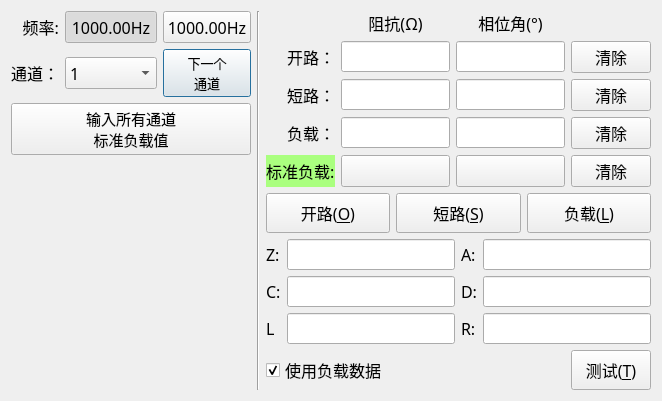
Before: the Qt Designer form MulitChannalBox/clsCalibration.ui in caicaiking/WKEFactoryView2014, drawn with Qt 5.
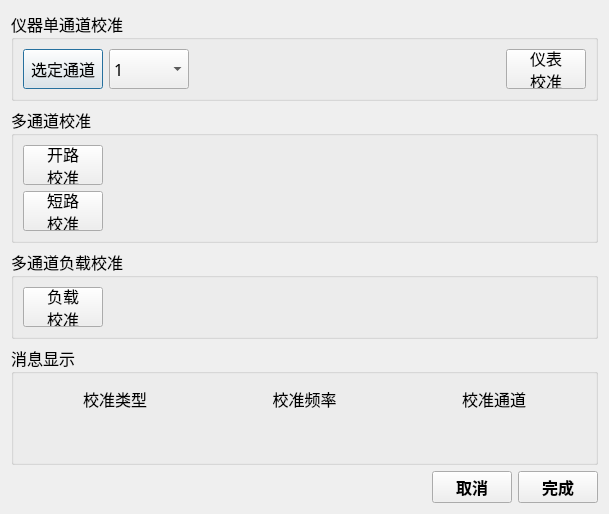
After: the same form once the commit is applied. Icons and pictures are not drawn. Custom widgets are drawn as their Qt base class.

Commit message: 更改了仪表模式的3260校准和 增加了软件触发一个停止测试按钮

What changed in the file:
```diff
--- a/MulitChannalBox/clsCalibration.ui
+++ b/MulitChannalBox/clsCalibration.ui
@@ -6,8 +6,8 @@
    <rect>
     <x>0</x>
     <y>0</y>
-    <width>662</width>
-    <height>372</height>
+    <width>609</width>
+    <height>462</height>
    </rect>
   </property>
   <property name="windowTitle">
@@ -19,6 +19,550 @@
  background-color: rgb(144, 148, 248);
 }</string>
   </property>
+  <layout class="QVBoxLayout" name="verticalLayout_3">
+   <property name="spacing">
+    <number>2</number>
+   </property>
+   <property name="leftMargin">
+    <number>2</number>
+   </property>
+   <property name="topMargin">
+    <number>2</number>
+   </property>
+   <property name="rightMargin">
+    <number>2</number>
+   </property>
+   <property name="bottomMargin">
+    <number>2</number>
+   </property>
+   <item>
+    <widget class="QStackedWidget" name="stkCalibration">
+     <property name="currentIndex">
+      <number>0</number>
+     </property>
+     <widget class="QWidget" name="page">
+      <layout class="QVBoxLayout" name="verticalLayout_5" stretch="10,10,10,10,0">
+       <item>
+        <widget class="QGroupBox" name="groupBox_5">
+         <property name="font">
+          <font>
+           <family>楷体</family>
+           <pointsize>12</pointsize>
+          </font>
+         </property>
+         <property name="title">
+          <string>仪器单通道校准</string>
+         </property>
+         <layout class="QHBoxLayout" name="horizontalLayout_7">
+          <item>
+           <widget class="QPushButton" name="btnNextChannel_2">
+            <property name="minimumSize">
+             <size>
+              <width>0</width>
+              <height>40</height>
+             </size>
+            </property>
+            <property name="font">
+             <font>
+              <family>楷体</family>
+              <pointsize>12</pointsize>
+              <weight>50</weight>
+              <bold>false</bold>
+             </font>
+            </property>
+            <property name="text">
+             <string>选定通道</string>
+            </property>
+           </widget>
+          </item>
+          <item>
+           <widget class="QComboBox" name="cmbChannel_2">
+            <property name="minimumSize">
+             <size>
+              <width>40</width>
+              <height>40</height>
+             </size>
+            </property>
+            <property name="maximumSize">
+             <size>
+              <width>16777215</width>
+              <height>40</height>
+             </size>
+            </property>
+            <property name="font">
+             <font>
+              <family>楷体</family>
+              <pointsize>12</pointsize>
+             </font>
+            </property>
+            <item>
+             <property name="text">
+              <string>1</string>
+             </property>
+            </item>
+            <item>
+             <property name="text">
+              <string>2</string>
+             </property>
+            </item>
+            <item>
+             <property name="text">
+              <string>3</string>
+             </property>
+            </item>
+            <item>
+             <property name="text">
+              <string>4</string>
+             </property>
+            </item>
+            <item>
+             <property name="text">
+              <string>5</string>
+             </property>
+            </item>
+            <item>
+             <property name="text">
+              <string>新建项目</string>
+             </property>
+            </item>
+            <item>
+             <property name="text">
+              <string>新建项目</string>
+             </property>
+            </item>
+           </widget>
+          </item>
+          <item>
+           <spacer name="horizontalSpacer_3">
+            <property name="orientation">
+             <enum>Qt::Horizontal</enum>
+            </property>
+            <property name="sizeHint" stdset="0">
+             <size>
+              <width>323</width>
+              <height>20</height>
+             </size>
+            </property>
+           </spacer>
+          </item>
+          <item>
+           <widget class="QPushButton" name="btnInstumentCal">
+            <property name="minimumSize">
+             <size>
+              <width>0</width>
+              <height>40</height>
+             </size>
+            </property>
+            <property name="font">
+             <font>
+              <family>楷体</family>
+              <pointsize>12</pointsize>
+              <weight>50</weight>
+              <bold>false</bold>
+             </font>
+            </property>
+            <property name="text">
+             <string>仪表
+校准</string>
+            </property>
+           </widget>
+          </item>
+         </layout>
+        </widget>
+       </item>
+       <item>
+        <widget class="QGroupBox" name="groupBox">
+         <property name="font">
+          <font>
+           <family>楷体</family>
+           <pointsize>12</pointsize>
+          </font>
+         </property>
+         <property name="title">
+          <string>多通道校准</string>
+         </property>
+         <layout class="QHBoxLayout" name="horizontalLayout_4">
+          <item>
+           <layout class="QFormLayout" name="formLayout">
+            <item row="0" column="0">
+             <widget class="QPushButton" name="btnOpenTrim">
+              <property name="minimumSize">
+               <size>
+                <width>0</width>
+                <height>40</height>
+               </size>
+              </property>
+              <property name="font">
+               <font>
+                <family>楷体</family>
+                <pointsize>12</pointsize>
+                <weight>50</weight>
+                <bold>false</bold>
+               </font>
+              </property>
+              <property name="text">
+               <string>开路
+校准</string>
+              </property>
+             </widget>
+            </item>
+            <item row="0" column="1">
+             <widget class="QLabel" name="lblOpenTrim">
+              <property name="minimumSize">
+               <size>
+                <width>0</width>
+                <height>32</height>
+               </size>
+              </property>
+              <property name="font">
+               <font>
+                <family>楷体</family>
+                <pointsize>12</pointsize>
+                <weight>50</weight>
+                <bold>false</bold>
+               </font>
+              </property>
+              <property name="text">
+               <string/>
+              </property>
+             </widget>
+            </item>
+            <item row="1" column="0">
+             <widget class="QPushButton" name="btnShortTrim">
+              <property name="minimumSize">
+               <size>
+                <width>0</width>
+                <height>40</height>
+               </size>
+              </property>
+              <property name="font">
+               <font>
+                <family>楷体</family>
+                <pointsize>12</pointsize>
+                <weight>50</weight>
+                <bold>false</bold>
+               </font>
+              </property>
+              <property name="text">
+               <string>短路
+校准</string>
+              </property>
+             </widget>
+            </item>
+            <item row="1" column="1">
+             <widget class="QLabel" name="lblShortTrim">
+              <property name="minimumSize">
+               <size>
+                <width>0</width>
+                <height>32</height>
+               </size>
+              </property>
+              <property name="font">
+               <font>
+                <family>楷体</family>
+                <pointsize>12</pointsize>
+                <weight>50</weight>
+                <bold>false</bold>
+               </font>
+              </property>
+              <property name="text">
+               <string/>
+              </property>
+             </widget>
+            </item>
+           </layout>
+          </item>
+         </layout>
+        </widget>
+       </item>
+       <item>
+        <widget class="QGroupBox" name="groupBox_3">
+         <property name="font">
+          <font>
+           <family>楷体</family>
+           <pointsize>12</pointsize>
+          </font>
+         </property>
+         <property name="title">
+          <string>多通道负载校准</string>
+         </property>
+         <layout class="QHBoxLayout" name="horizontalLayout_6" stretch="0,10">
+          <item>
+           <widget class="QPushButton" name="btnLoadTrim">
+            <property name="minimumSize">
+             <size>
+              <width>0</width>
+              <height>40</height>
+             </size>
+            </property>
+            <property name="font">
+             <font>
+              <family>楷体</family>
+              <pointsize>12</pointsize>
+              <weight>50</weight>
+              <bold>false</bold>
+             </font>
+            </property>
+            <property name="text">
+             <string>负载
+校准</string>
+            </property>
+           </widget>
+          </item>
+          <item>
+           <widget class="QLabel" name="lblHFTrim">
+            <property name="minimumSize">
+             <size>
+              <width>0</width>
+              <height>32</height>
+             </size>
+            </property>
+            <property name="font">
+             <font>
+              <family>楷体</family>
+              <pointsize>12</pointsize>
+              <weight>50</weight>
+              <bold>false</bold>
+             </font>
+            </property>
+            <property name="text">
+             <string/>
+            </property>
+           </widget>
+          </item>
+         </layout>
+        </widget>
+       </item>
+       <item>
+        <widget class="QGroupBox" name="groupBox_4">
+         <property name="font">
+          <font>
+           <family>楷体</family>
+           <pointsize>12</pointsize>
+          </font>
+         </property>
+         <property name="title">
+          <string>消息显示</string>
+         </property>
+         <layout class="QGridLayout" name="gridLayout_4">
+          <item row="0" column="0">
+           <widget class="QLabel" name="lblHFTrim_3">
+            <property name="minimumSize">
+             <size>
+              <width>0</width>
+              <height>32</height>
+             </size>
+            </property>
+            <property name="font">
+             <font>
+              <family>楷体</family>
+              <pointsize>12</pointsize>
+              <weight>50</weight>
+              <bold>false</bold>
+             </font>
+            </property>
+            <property name="text">
+             <string>校准类型</string>
+            </property>
+            <property name="alignment">
+             <set>Qt::AlignCenter</set>
+            </property>
+           </widget>
+          </item>
+          <item row="0" column="1">
+           <widget class="QLabel" name="lblHFTrim_4">
+            <property name="minimumSize">
+             <size>
+              <width>0</width>
+              <height>32</height>
+             </size>
+            </property>
+            <property name="font">
+             <font>
+              <family>楷体</family>
+              <pointsize>12</pointsize>
+              <weight>50</weight>
+              <bold>false</bold>
+             </font>
+            </property>
+            <property name="text">
+             <string>校准频率</string>
+            </property>
+            <property name="alignment">
+             <set>Qt::AlignCenter</set>
+            </property>
+           </widget>
+          </item>
+          <item row="0" column="2">
+           <widget class="QLabel" name="lblHFTrim_5">
+            <property name="minimumSize">
+             <size>
+              <width>0</width>
+              <height>32</height>
+             </size>
+            </property>
+            <property name="font">
+             <font>
+              <family>楷体</family>
+              <pointsize>12</pointsize>
+              <weight>50</weight>
+              <bold>false</bold>
+             </font>
+            </property>
+            <property name="text">
+             <string>校准通道</string>
+            </property>
+            <property name="alignment">
+             <set>Qt::AlignCenter</set>
+            </property>
+           </widget>
+          </item>
+          <item row="1" column="0">
+           <widget class="QLabel" name="lblCalbrationType">
+            <property name="minimumSize">
+             <size>
+              <width>0</width>
+              <height>32</height>
+             </size>
+            </property>
+            <property name="font">
+             <font>
+              <family>楷体</family>
+              <pointsize>12</pointsize>
+              <weight>50</weight>
+              <bold>false</bold>
+             </font>
+            </property>
+            <property name="text">
+             <string/>
+            </property>
+            <property name="alignment">
+             <set>Qt::AlignCenter</set>
+            </property>
+           </widget>
+          </item>
+          <item row="1" column="1">
+           <widget class="QLabel" name="lblCalFrequency">
+            <property name="minimumSize">
+             <size>
+              <width>0</width>
+              <height>32</height>
+             </size>
+            </property>
+            <property name="font">
+             <font>
+              <family>楷体</family>
+              <pointsize>12</pointsize>
+              <weight>50</weight>
+              <bold>false</bold>
+             </font>
+            </property>
+            <property name="text">
+             <string/>
+            </property>
+            <property name="alignment">
+             <set>Qt::AlignCenter</set>
+            </property>
+           </widget>
+          </item>
+          <item row="1" column="2">
+           <widget class="QLabel" name="lblCalChannel">
+            <property name="minimumSize">
+             <size>
+              <width>0</width>
+              <height>32</height>
+             </size>
+            </property>
+            <property name="font">
+             <font>
+              <family>楷体</family>
+              <pointsize>12</pointsize>
+              <weight>50</weight>
+              <bold>false</bold>
+             </font>
+            </property>
+            <property name="text">
+             <string/>
+            </property>
+            <property name="alignment">
+             <set>Qt::AlignCenter</set>
+            </property>
+           </widget>
+          </item>
+         </layout>
+        </widget>
+       </item>
+       <item>
+        <layout class="QHBoxLayout" name="horizontalLayout_5">
+         <item>
+          <widget class="ClickedLabel" name="lblswtich">
+           <property name="text">
+            <string>              </string>
+           </property>
+          </widget>
+         </item>
+         <item>
+          <spacer name="horizontalSpacer_2">
+           <property name="orientation">
+            <enum>Qt::Horizontal</enum>
+           </property>
+           <property name="sizeHint" stdset="0">
+            <size>
+             <width>40</width>
+             <height>20</height>
+            </size>
+           </property>
+          </spacer>
+         </item>
+         <item>
+          <widget class="QPushButton" name="btnCancel">
+           <property name="minimumSize">
+            <size>
+             <width>0</width>
+             <height>32</height>
+            </size>
+           </property>
+           <property name="font">
+            <font>
+             <family>楷体</family>
+             <pointsize>12</pointsize>
+             <weight>75</weight>
+             <bold>true</bold>
+            </font>
+           </property>
+           <property name="text">
+            <string>取消</string>
+           </property>
+          </widget>
+         </item>
+         <item>
+          <widget class="QPushButton" name="btnDone">
+           <property name="minimumSize">
+            <size>
+             <width>0</width>
+             <height>32</height>
+            </size>
+           </property>
+           <property name="font">
+            <font>
+             <family>楷体</family>
+             <pointsize>12</pointsize>
+             <weight>75</weight>
+             <bold>true</bold>
+            </font>
+           </property>
+           <property name="text">
+            <string>完成</string>
+           </property>
+          </widget>
+         </item>
+        </layout>
+       </item>
+      </layout>
+     </widget>
+     <widget class="QWidget" name="page_2">
+      <layout class="QVBoxLayout" name="verticalLayout_4">
+       <item>
   <layout class="QHBoxLayout" name="horizontalLayout_3">
    <item>
     <layout class="QVBoxLayout" name="verticalLayout">
@@ -811,7 +1355,20 @@
     </layout>
    </item>
   </layout>
- </widget>
+       </item>
+      </layout>
+     </widget>
+    </widget>
+   </item>
+  </layout>
+ </widget>
+ <customwidgets>
+  <customwidget>
+   <class>ClickedLabel</class>
+   <extends>QLabel</extends>
+   <header>ClickedLabel.h</header>
+  </customwidget>
+ </customwidgets>
  <resources>
   <include location="../recFile/myRes.qrc"/>
  </resources>
```
Left out of the diff: 2 changed lines with no effect on the pictures. Lines whose indentation alone changed are shown as unchanged. The commit also changes 21 other files.
